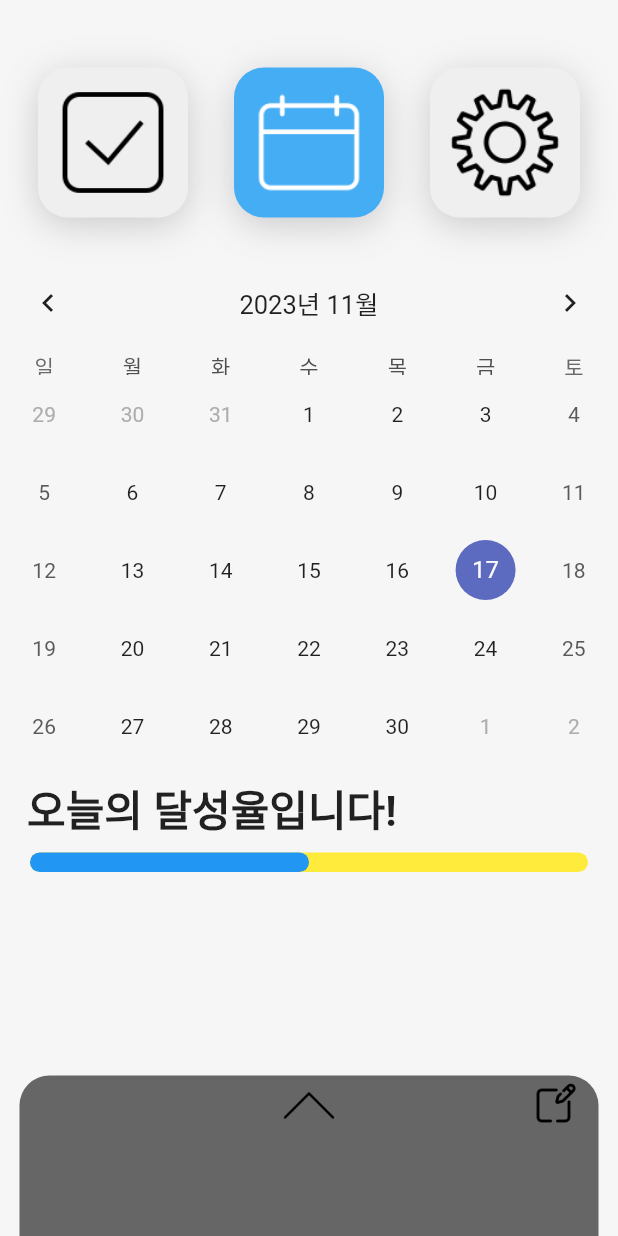
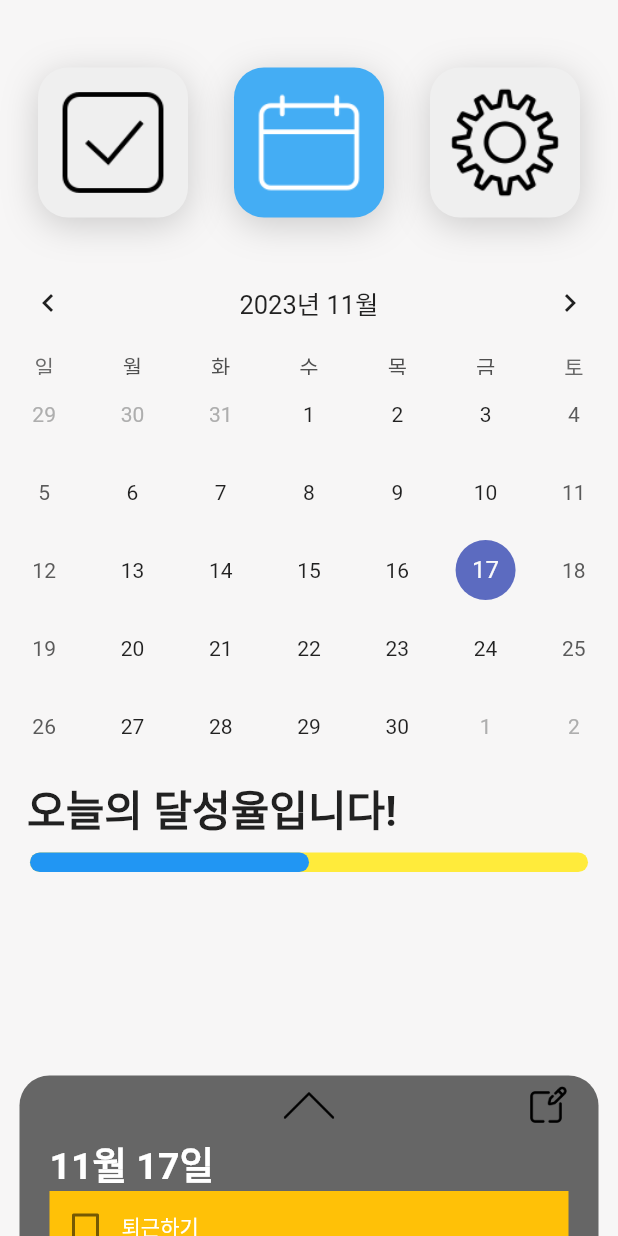
Before and after one commit to LeeJiH-yun/with_todo, a Flutter app: the screen it shows after launch, on a phone screen of 412 x 824 dp. Run offline on Flutter 3.47's test engine with Material 2 defaults, Android fonts, the phone set to English and light mode, and no system bars; drawn by our look-alikes of percent_indicator, table_calendar; our stand-ins replace flutter_native_splash, flutter_riverpod, freezed_annotation, go_router, riverpod_annotation; generated files the repository leaves out were written again; Roboto replaces fonts that are missing (Pretendard); project files that could hold a hidden picture were left out.

Commit message:
달력화면에서 체크목록 추가

```diff
--- a/lib/features/calendar/calendar_screen.dart
+++ b/lib/features/calendar/calendar_screen.dart
@@ -1,6 +1,9 @@
 import 'package:flutter/material.dart';
 import 'package:percent_indicator/linear_percent_indicator.dart';
 import 'package:table_calendar/table_calendar.dart';
+import 'package:with_todo/features/calendar/check_list_item.dart';
+import 'package:with_todo/features/calendar/model/check_list_model.dart';
+import 'package:collection/collection.dart';
 
 class CalendarScreen extends StatefulWidget {
   static String get routeName => 'CalendarScreen';
@@ -40,7 +43,8 @@ class _CalendarScreenState extends State<CalendarScreen> {
               },
               onDaySelected: (selectedDay, focusedDay) {
                 setState(() {
-                  _selectedDay = selectedDay;
+                  _selectedDay = DateTime(selectedDay.year, selectedDay.month,
+                      selectedDay.day, 0, 0, 0);
                   focusedDay = focusedDay;
                 });
               },
@@ -82,12 +86,7 @@ class _CalendarScreenState extends State<CalendarScreen> {
                 ),
                 child: Column(
                   children: [
-                    GestureDetector(
-                      onTap: () {
-                        _trigger = !_trigger;
-                        setState(() {});
-                      },
-                      child: Container(
+                    Container(
                       decoration: BoxDecoration(
                         borderRadius: BorderRadius.only(
                             topLeft: Radius.circular(20),
@@ -99,26 +98,37 @@ class _CalendarScreenState extends State<CalendarScreen> {
                         children: [
                           Align(
                             alignment: Alignment.center,
+                            child: GestureDetector(
+                              onTap: () {
+                                _trigger = !_trigger;
+                                setState(() {});
+                              },
+                              child: SizedBox(
+                                width: 250,
                                 child: Image.asset(_trigger
                                     ? 'assets/images/icon_bottom_arrow.png'
                                     : 'assets/images/icon_top_arrow.png'),
+                              ),
+                            ),
                           ),
                           Align(
                             alignment: Alignment.centerRight,
                             child: Padding(
                               padding: EdgeInsets.only(
-                                  top: 5,
+                                top: 7,
                                 bottom: 5,
-                                  right: 15,
+                                right: 10,
                               ),
-                                child:
-                                    Image.asset('assets/images/icon_edit.png'),
+                              child: SizedBox(
+                                  width: 50,
+                                  child: Image.asset(
+                                      'assets/images/icon_edit.png')),
                             ),
                           )
                         ],
                       ),
                     ),
-                    )
+                    checkList(),
                   ],
                 ),
               ),
@@ -153,4 +163,50 @@ class _CalendarScreenState extends State<CalendarScreen> {
       ],
     );
   }
+
+  Widget checkList() {
+    //체크목록
+    List<CheckListModel> checkItem = [
+      CheckListModel(index: 0, checkable: false, content: '퇴근하기'),
+      CheckListModel(index: 1, checkable: false, content: '퇴근하기1'),
+      CheckListModel(index: 2, checkable: false, content: '퇴근하기2'),
+      CheckListModel(index: 3, checkable: false, content: '퇴근하기3'),
+      CheckListModel(index: 4, checkable: false, content: '퇴근하기4'),
+    ];
+
+    return Padding(
+      padding: EdgeInsets.symmetric(horizontal: 20),
+      child: Column(
+        crossAxisAlignment: CrossAxisAlignment.start,
+        children: [
+          Text(
+            '${_selectedDay.month}월 ${_selectedDay.day}일',
+            style: TextStyle(
+              fontSize: 25,
+              fontWeight: FontWeight.w600,
+              color: Colors.white,
+            ),
+          ),
+          // SizedBox(
+          //   height: 10,
+          // ),
+          Container(
+            height: 35,
+            color: Colors.amber,
+            child: SingleChildScrollView(
+              child: Column(
+                children: checkItem.mapIndexed((index, element) {
+                  return CheckListItem(
+                    index: index,
+                    checkable: checkItem[index].checkable!,
+                    content: checkItem[index].content!,
+                  );
+                }).toList(),
+              ),
+            ),
+          ),
+        ],
+      ),
+    );
   }
+}
--- /dev/null
+++ b/lib/features/calendar/check_list_item.dart
@@ -0,0 +1,39 @@
+import 'package:flutter/material.dart';
+
+class CheckListItem extends StatefulWidget {
+  final int index;
+  final bool checkable;
+  final String content;
+  const CheckListItem(
+      {super.key,
+      required this.index,
+      required this.checkable,
+      required this.content});
+
+  @override
+  State<CheckListItem> createState() => _CheckListItemState();
+}
+
+class _CheckListItemState extends State<CheckListItem> {
+  bool _isCheck = false;
+
+  @override
+  Widget build(BuildContext context) {
+    return Row(
+      children: [
+        Checkbox(
+          value: widget.checkable,
+          onChanged: (value) {
+            setState(() {
+              _isCheck = value!;
+            });
+          },
+        ),
+        Text(
+          '${widget.content}',
+          style: TextStyle(color: Colors.white),
+        ),
+      ],
+    );
+  }
+}
--- /dev/null
+++ b/lib/features/calendar/model/check_list_model.dart
@@ -0,0 +1,16 @@
+import 'package:freezed_annotation/freezed_annotation.dart';
+
+part 'check_list_model.g.dart';
+part 'check_list_model.freezed.dart';
+
+@freezed
+class CheckListModel with _$CheckListModel {
+  factory CheckListModel({
+    int? index,
+    bool? checkable,
+    String? content,
+  }) = _CheckListModel;
+
+  factory CheckListModel.fromJson(Map<String, dynamic> json) =>
+      _$CheckListModelFromJson(json);
+}
```
Also changed, not shown: lib/features/calendar/model/check_list_model.freezed.dart (added), lib/features/calendar/model/check_list_model.g.dart (added). Lines whose indentation alone changed are shown as unchanged.
